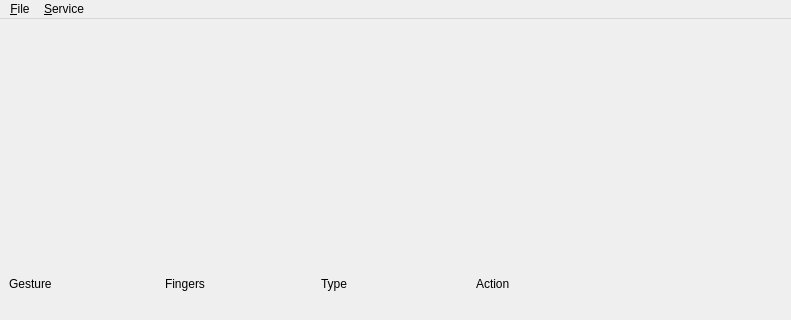
The window that main_window.ui (OneAdder/libinput_gestures_qt) describes before a commit, drawn with Qt 5; both pictures show x 0 to 791 and y 0 to 320 of the 791 by 598 pixel window.
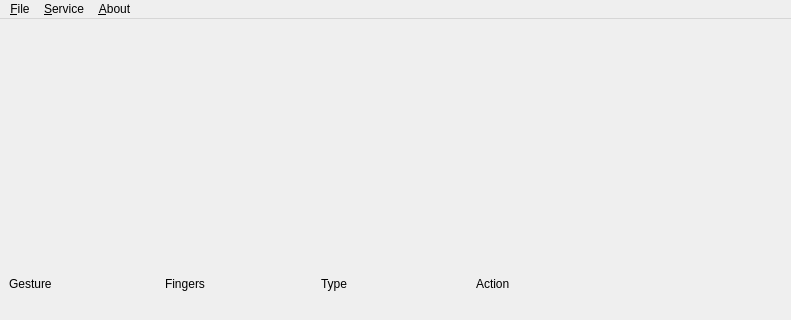
The same window after the commit.

Commit message: Added defaults and About menu

The edit to the form file:
```diff
--- a/main_window.ui
+++ b/main_window.ui
@@ -95,8 +95,16 @@
     <addaction name="actionStart"/>
     <addaction name="actionStop"/>
    </widget>
+   <widget class="QMenu" name="menuAbout">
+    <property name="title">
+     <string>&amp;About</string>
+    </property>
+    <addaction name="actionDefaults_KDE_Plasma"/>
+    <addaction name="actionLicense"/>
+   </widget>
    <addaction name="menuFile"/>
    <addaction name="menuService"/>
+   <addaction name="menuAbout"/>
   </widget>
   <widget class="QStatusBar" name="statusbar"/>
   <action name="actionAdd">
```
Left out of the diff: 16 changed lines with no effect on the pictures. The commit also changes 2 other files.
